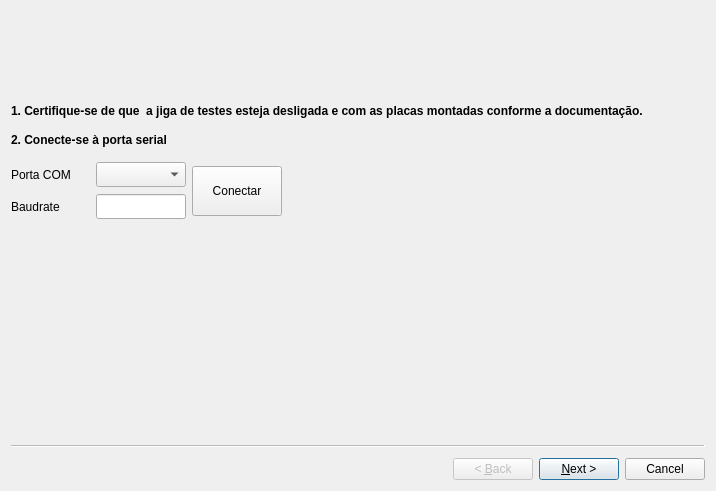
Old version of the form hradc/wizard.ui in the repository lnls-elp/jigas.
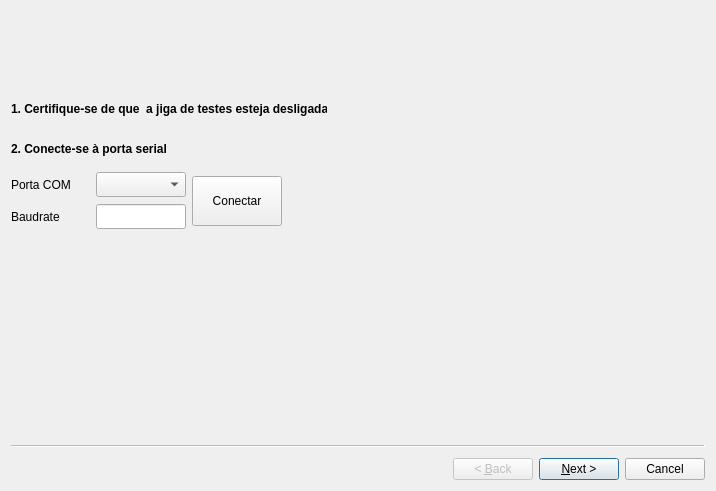
New version of the form. Icons and pictures are not drawn.

Diff of the .ui file:
```diff
--- a/hradc/wizard.ui
+++ b/hradc/wizard.ui
@@ -21,9 +21,9 @@
     <property name="geometry">
      <rect>
       <x>0</x>
-      <y>80</y>
-      <width>641</width>
-      <height>40</height>
+      <y>90</y>
+      <width>316</width>
+      <height>16</height>
      </rect>
     </property>
     <property name="font">
@@ -33,7 +33,7 @@
      </font>
     </property>
     <property name="text">
-     <string>1. Certifique-se de que  a jiga de testes esteja desligada e com as placas montadas conforme a documentação.</string>
+     <string>1. Certifique-se de que  a jiga de testes esteja desligada</string>
     </property>
    </widget>
    <widget class="QLabel" name="label_3">
@@ -62,7 +62,7 @@
     <property name="geometry">
      <rect>
       <x>0</x>
-      <y>150</y>
+      <y>160</y>
       <width>271</width>
       <height>60</height>
      </rect>
@@ -143,9 +143,9 @@
     <property name="geometry">
      <rect>
       <x>0</x>
-      <y>120</y>
-      <width>201</width>
-      <height>17</height>
+      <y>130</y>
+      <width>155</width>
+      <height>16</height>
      </rect>
     </property>
     <property name="font">
```
Left out of the diff: 870 changed lines with no effect on the pictures. Lines whose indentation alone changed are shown as unchanged.
